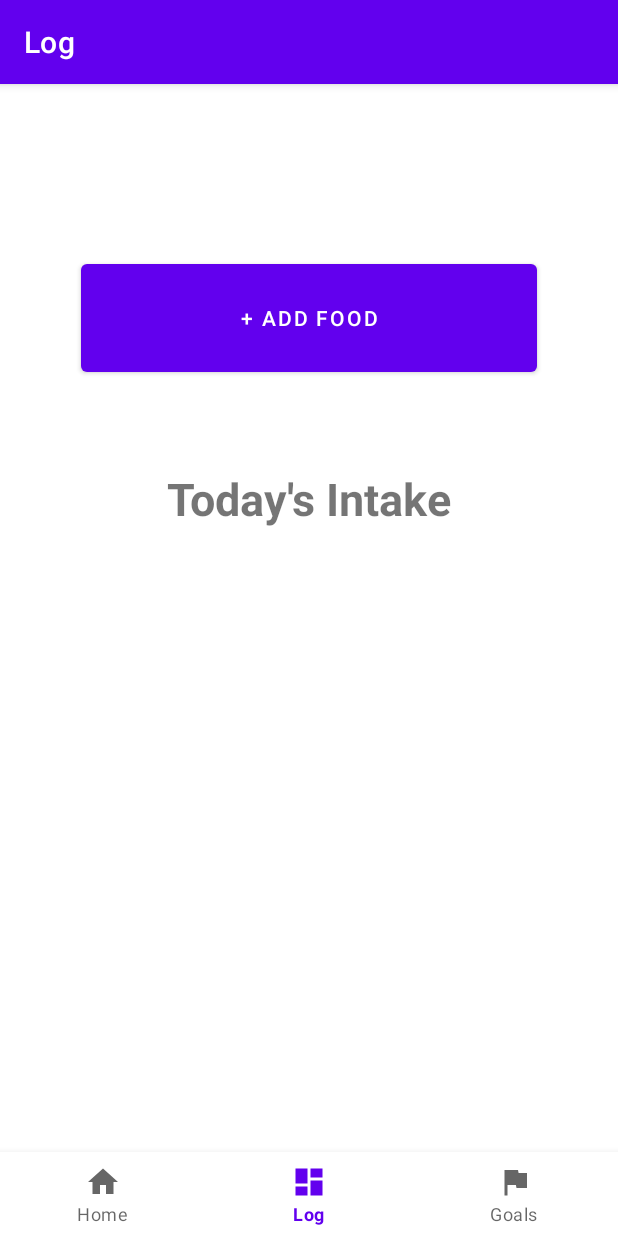
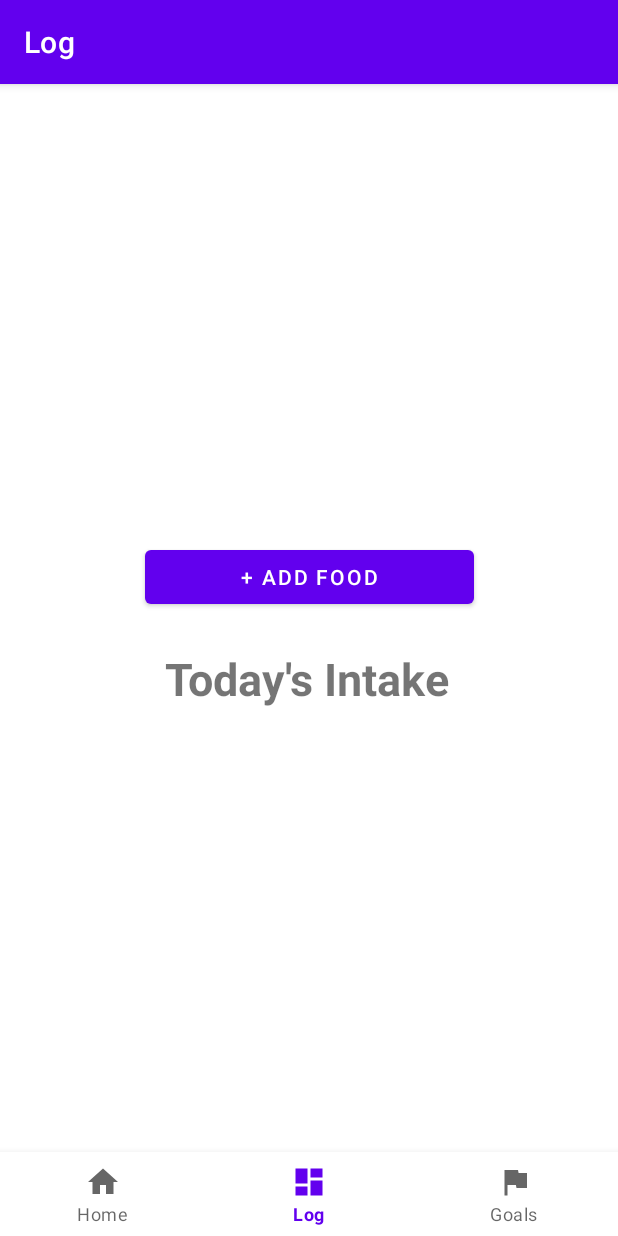
Before and after one commit to alexchitham/Year1-DietApp, an Android app: the LogFragment screen opened through its navigation route, on a phone screen of 412 x 824 dp. Run offline under Robolectric (Android 15) with nearby library versions, the phone set to English and light mode, and no system bars; our stand-ins replace navigation-ui; 2 statements that could not run were skipped.

Commit message:
Started the changes to the log page, not completed though, need to add functionality to the button and put the table in the scroll view

```diff
--- a/app/src/main/res/layout/fragment_log.xml
+++ b/app/src/main/res/layout/fragment_log.xml
@@ -8,22 +8,23 @@
 
     <Button
         android:id="@+id/add_foodBT"
-        android:layout_width="304dp"
-        android:layout_height="84dp"
+        android:layout_width="219dp"
+        android:layout_height="48dp"
         android:focusable="auto"
-        android:onClick="buttonOnClick"
+
 
         android:text="@string/add_food"
         app:layout_constraintBottom_toTopOf="@+id/scrollView2"
         app:layout_constraintEnd_toEndOf="parent"
         app:layout_constraintStart_toStartOf="parent"
-        app:layout_constraintTop_toTopOf="parent" />
+        app:layout_constraintTop_toTopOf="parent"
+        app:layout_constraintVertical_bias="0.915" />
 
     <ScrollView
         android:id="@+id/scrollView2"
-        android:layout_width="408dp"
-        android:layout_height="630dp"
-        android:layout_marginTop="200dp"
+        android:layout_width="403dp"
+        android:layout_height="407dp"
+        android:layout_marginTop="320dp"
         app:layout_constraintBottom_toBottomOf="parent"
         app:layout_constraintEnd_toEndOf="parent"
         app:layout_constraintHorizontal_bias="0.333"
@@ -44,7 +45,94 @@
                 android:textAlignment="center"
                 android:textSize="30sp"
                 android:textStyle="bold" />
+
+            <TableLayout
+                android:layout_width="match_parent"
+                android:layout_height="366dp">
+
+                <TableRow
+                    android:layout_width="match_parent"
+                    android:layout_height="match_parent" />
+
+                <TableRow
+                    android:layout_width="match_parent"
+                    android:layout_height="match_parent" />
+
+                <TableRow
+                    android:layout_width="match_parent"
+                    android:layout_height="match_parent" />
+
+                <TableRow
+                    android:layout_width="match_parent"
+                    android:layout_height="match_parent" />
+            </TableLayout>
+
         </LinearLayout>
     </ScrollView>
 
+    <TextView
+        android:id="@+id/textView2"
+        android:layout_width="154dp"
+        android:layout_height="46dp"
+        android:hint="@string/calories_kcal"
+        android:text="@string/Blank"
+        app:layout_constraintBottom_toTopOf="@+id/add_foodBT"
+        app:layout_constraintEnd_toEndOf="parent"
+        app:layout_constraintHorizontal_bias="0.105"
+        app:layout_constraintStart_toStartOf="parent"
+        app:layout_constraintTop_toTopOf="parent"
+        app:layout_constraintVertical_bias="0.497" />
+
+    <TextView
+        android:id="@+id/textView7"
+        android:layout_width="154dp"
+        android:layout_height="46dp"
+        android:hint="@string/carbohydrates_g"
+        android:text="@string/Blank"
+        app:layout_constraintBottom_toTopOf="@+id/add_foodBT"
+        app:layout_constraintEnd_toEndOf="parent"
+        app:layout_constraintHorizontal_bias="0.871"
+        app:layout_constraintStart_toStartOf="parent"
+        app:layout_constraintTop_toTopOf="parent"
+        app:layout_constraintVertical_bias="0.497" />
+
+    <TextView
+        android:id="@+id/textView10"
+        android:layout_width="154dp"
+        android:layout_height="46dp"
+        android:hint="@string/food_name"
+        android:text="@string/Blank"
+        app:layout_constraintBottom_toTopOf="@+id/add_foodBT"
+        app:layout_constraintEnd_toEndOf="parent"
+        app:layout_constraintHorizontal_bias="0.498"
+        app:layout_constraintStart_toStartOf="parent"
+        app:layout_constraintTop_toTopOf="parent"
+        app:layout_constraintVertical_bias="0.172" />
+
+    <TextView
+        android:id="@+id/textView8"
+        android:layout_width="154dp"
+        android:layout_height="46dp"
+        android:hint="@string/protein_g"
+        android:text="@string/Blank"
+        app:layout_constraintBottom_toTopOf="@+id/add_foodBT"
+        app:layout_constraintEnd_toEndOf="parent"
+        app:layout_constraintHorizontal_bias="0.105"
+        app:layout_constraintStart_toStartOf="parent"
+        app:layout_constraintTop_toTopOf="parent"
+        app:layout_constraintVertical_bias="0.886" />
+
+    <TextView
+        android:id="@+id/textView9"
+        android:layout_width="154dp"
+        android:layout_height="46dp"
+        android:hint="@string/fat_g"
+        android:text="@string/Blank"
+        app:layout_constraintBottom_toTopOf="@+id/add_foodBT"
+        app:layout_constraintEnd_toEndOf="parent"
+        app:layout_constraintHorizontal_bias="0.871"
+        app:layout_constraintStart_toStartOf="parent"
+        app:layout_constraintTop_toTopOf="parent"
+        app:layout_constraintVertical_bias="0.881" />
+
 </androidx.constraintlayout.widget.ConstraintLayout>
--- a/app/src/main/res/values/strings.xml
+++ b/app/src/main/res/values/strings.xml
@@ -5,4 +5,10 @@
     <string name="title_goals">Goals</string>
     <string name="add_food">+ Add Food</string>
     <string name="today_s_intake">Today\'s Intake</string>
+    <string name="carbohydrates_g">Carbohydrates (g)</string>
+    <string name="calories_kcal">Calories (kcal)</string>
+    <string name="Blank">" "</string>
+    <string name="food_name">Food Name</string>
+    <string name="protein_g">Protein (g)</string>
+    <string name="fat_g">Fat (g)</string>
 </resources>
```
